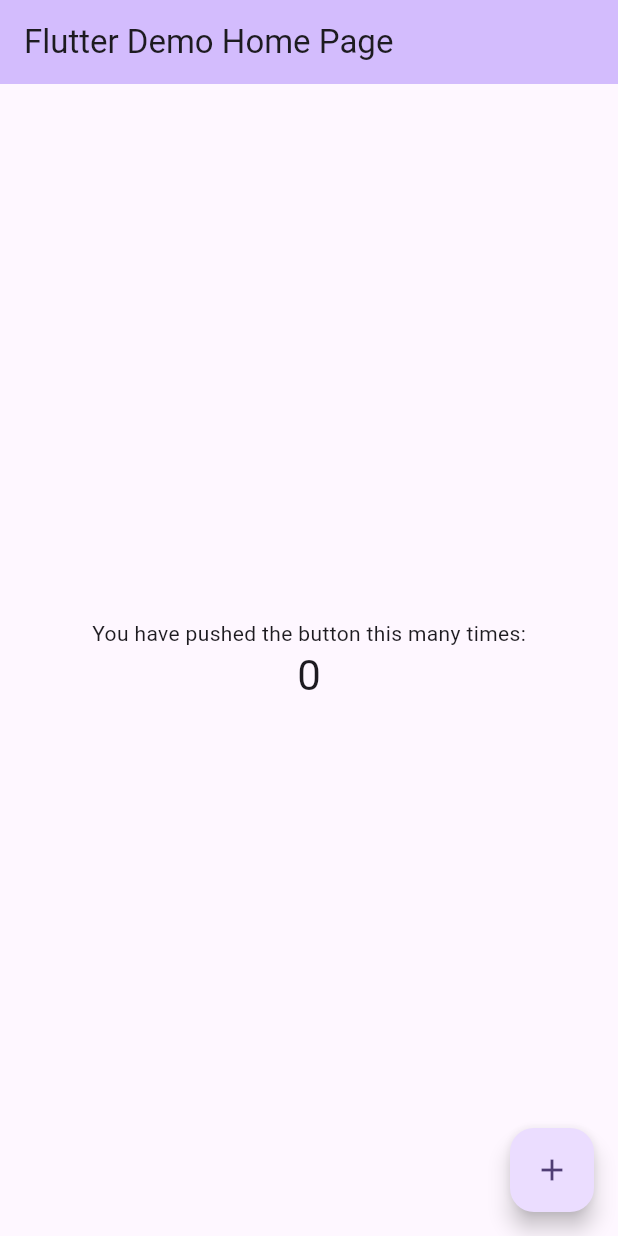
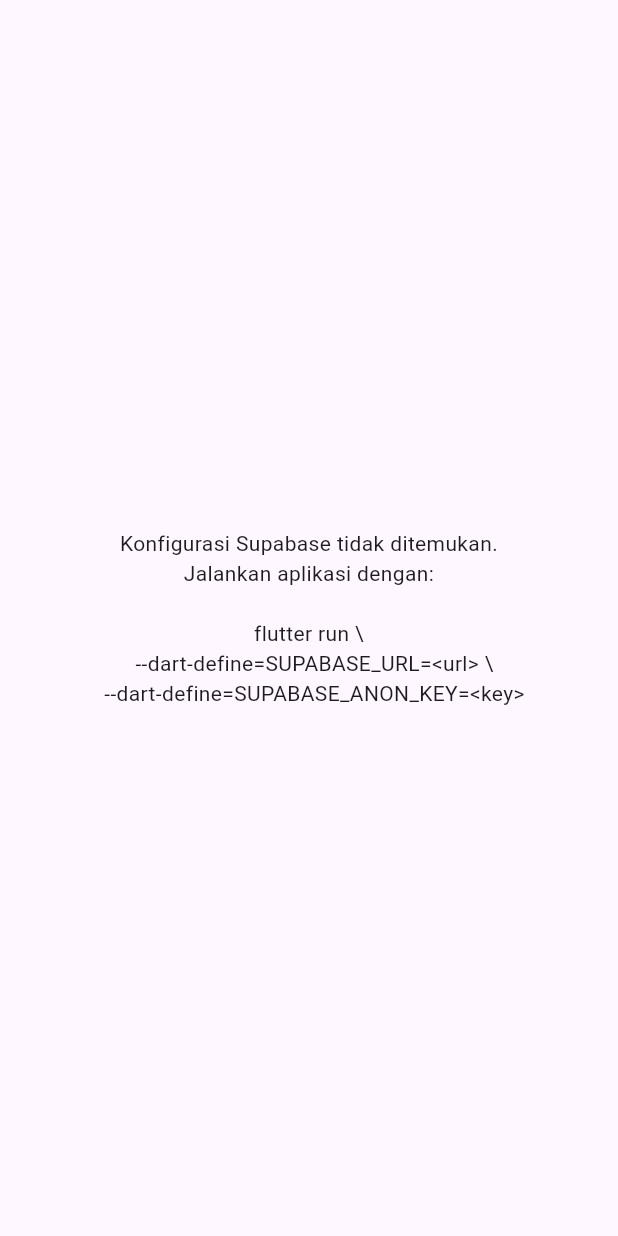
Before and after one commit to SapnaMaharani/kosfinder, a Flutter app: the screen it shows after launch, on a phone screen of 412 x 824 dp. Run offline on Flutter 3.47's test engine with Material 3 defaults, Android fonts, the phone set to English and light mode, and no system bars; our stand-ins replace supabase_flutter; accounts and stored records are empty.

Commit message:
T01: Inisialisasi struktur proyek

```diff
--- a/lib/main.dart
+++ b/lib/main.dart
@@ -1,122 +1,81 @@
 import 'package:flutter/material.dart';
+import 'package:supabase_flutter/supabase_flutter.dart';
 
-void main() {
-  runApp(const MyApp());
+Future<void> main() async {
+  WidgetsFlutterBinding.ensureInitialized();
+
+  const supabaseUrl = String.fromEnvironment('SUPABASE_URL');
+  const supabaseAnonKey = String.fromEnvironment('SUPABASE_ANON_KEY');
+
+  if (supabaseUrl.isEmpty || supabaseAnonKey.isEmpty) {
+    runApp(const _KosFinderConfigErrorApp());
+    return;
+  }
+
+  await Supabase.initialize(
+    url: supabaseUrl,
+    publishableKey: supabaseAnonKey,
+  );
+
+  runApp(const KosFinderApp());
 }
 
-class MyApp extends StatelessWidget {
-  const MyApp({super.key});
+/// Widget root yang dijalankan saat konfigurasi Supabase tersedia.
+class KosFinderApp extends StatelessWidget {
+  const KosFinderApp({super.key});
 
-  // This widget is the root of your application.
   @override
   Widget build(BuildContext context) {
     return MaterialApp(
-      title: 'Flutter Demo',
+      title: 'KosFinder',
       theme: ThemeData(
-        // This is the theme of your application.
-        //
-        // TRY THIS: Try running your application with "flutter run". You'll see
-        // the application has a purple toolbar. Then, without quitting the app,
-        // try changing the seedColor in the colorScheme below to Colors.green
-        // and then invoke "hot reload" (save your changes or press the "hot
-        // reload" button in a Flutter-supported IDE, or press "r" if you used
-        // the command line to start the app).
-        //
-        // Notice that the counter didn't reset back to zero; the application
-        // state is not lost during the reload. To reset the state, use hot
-        // restart instead.
-        //
-        // This works for code too, not just values: Most code changes can be
-        // tested with just a hot reload.
-        colorScheme: .fromSeed(seedColor: Colors.deepPurple),
+        colorScheme: ColorScheme.fromSeed(seedColor: Colors.indigo),
+        useMaterial3: true,
       ),
-      home: const MyHomePage(title: 'Flutter Demo Home Page'),
+      home: const _PlaceholderScreen(),
     );
   }
 }
 
-class MyHomePage extends StatefulWidget {
-  const MyHomePage({super.key, required this.title});
-
-  // This widget is the home page of your application. It is stateful, meaning
-  // that it has a State object (defined below) that contains fields that affect
-  // how it looks.
-
-  // This class is the configuration for the state. It holds the values (in this
-  // case the title) provided by the parent (in this case the App widget) and
-  // used by the build method of the State. Fields in a Widget subclass are
-  // always marked "final".
-
-  final String title;
-
-  @override
-  State<MyHomePage> createState() => _MyHomePageState();
-}
-
-class _MyHomePageState extends State<MyHomePage> {
-  int _counter = 0;
-
-  void _incrementCounter() {
-    setState(() {
-      // This call to setState tells the Flutter framework that something has
-      // changed in this State, which causes it to rerun the build method below
-      // so that the display can reflect the updated values. If we changed
-      // _counter without calling setState(), then the build method would not be
-      // called again, and so nothing would appear to happen.
-      _counter++;
-    });
-  }
+/// Layar sementara — konten nyata akan ditambahkan pada T02 dan seterusnya.
+class _PlaceholderScreen extends StatelessWidget {
+  const _PlaceholderScreen();
 
   @override
   Widget build(BuildContext context) {
-    // This method is rerun every time setState is called, for instance as done
-    // by the _incrementCounter method above.
-    //
-    // The Flutter framework has been optimized to make rerunning build methods
-    // fast, so that you can just rebuild anything that needs updating rather
-    // than having to individually change instances of widgets.
     return Scaffold(
-      appBar: AppBar(
-        // TRY THIS: Try changing the color here to a specific color (to
-        // Colors.amber, perhaps?) and trigger a hot reload to see the AppBar
-        // change color while the other colors stay the same.
-        backgroundColor: Theme.of(context).colorScheme.inversePrimary,
-        // Here we take the value from the MyHomePage object that was created by
-        // the App.build method, and use it to set our appbar title.
-        title: Text(widget.title),
-      ),
-      body: Center(
-        // Center is a layout widget. It takes a single child and positions it
-        // in the middle of the parent.
-        child: Column(
-          // Column is also a layout widget. It takes a list of children and
-          // arranges them vertically. By default, it sizes itself to fit its
-          // children horizontally, and tries to be as tall as its parent.
-          //
-          // Column has various properties to control how it sizes itself and
-          // how it positions its children. Here we use mainAxisAlignment to
-          // center the children vertically; the main axis here is the vertical
-          // axis because Columns are vertical (the cross axis would be
-          // horizontal).
-          //
-          // TRY THIS: Invoke "debug painting" (choose the "Toggle Debug Paint"
-          // action in the IDE, or press "p" in the console), to see the
-          // wireframe for each widget.
-          mainAxisAlignment: .center,
-          children: [
-            const Text('You have pushed the button this many times:'),
-            Text(
-              '$_counter',
-              style: Theme.of(context).textTheme.headlineMedium,
-            ),
-          ],
-        ),
-      ),
-      floatingActionButton: FloatingActionButton(
-        onPressed: _incrementCounter,
-        tooltip: 'Increment',
-        child: const Icon(Icons.add),
+      appBar: AppBar(title: const Text('KosFinder')),
+      body: const Center(
+        child: Text('KosFinder siap digunakan.'),
       ),
     );
   }
 }
+
+/// Widget root yang ditampilkan saat SUPABASE_URL atau SUPABASE_ANON_KEY
+/// tidak dikonfigurasi melalui --dart-define.
+class _KosFinderConfigErrorApp extends StatelessWidget {
+  const _KosFinderConfigErrorApp();
+
+  @override
+  Widget build(BuildContext context) {
+    return MaterialApp(
+      title: 'KosFinder',
+      home: Scaffold(
+        body: const Center(
+          child: Padding(
+            padding: EdgeInsets.all(24.0),
+            child: Text(
+              'Konfigurasi Supabase tidak ditemukan.\n'
+              'Jalankan aplikasi dengan:\n\n'
+              'flutter run \\\n'
+              '  --dart-define=SUPABASE_URL=<url> \\\n'
+              '  --dart-define=SUPABASE_ANON_KEY=<key>',
+              textAlign: TextAlign.center,
+            ),
+          ),
+        ),
+      ),
+    );
+  }
+}
--- a/pubspec.yaml
+++ b/pubspec.yaml
@@ -34,6 +34,8 @@ dependencies:
   # The following adds the Cupertino Icons font to your application.
   # Use with the CupertinoIcons class for iOS style icons.
   cupertino_icons: ^1.0.8
+  provider: ^6.1.5+1
+  supabase_flutter: ^2.18.3
 
 dev_dependencies:
   flutter_test:
```
Also changed, not shown: lib/models/kos.dart (added, +87 -0 lines), pubspec.lock, 3 other files.
